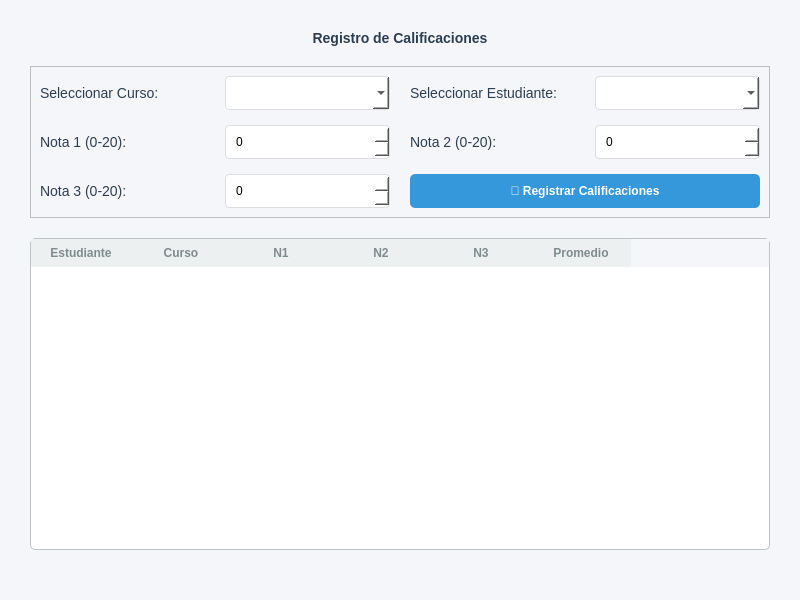
This is ui/form_notas.ui in LordFeitan/registro_notas_colegio as Qt 5 draws it before an edit. The edited form follows.
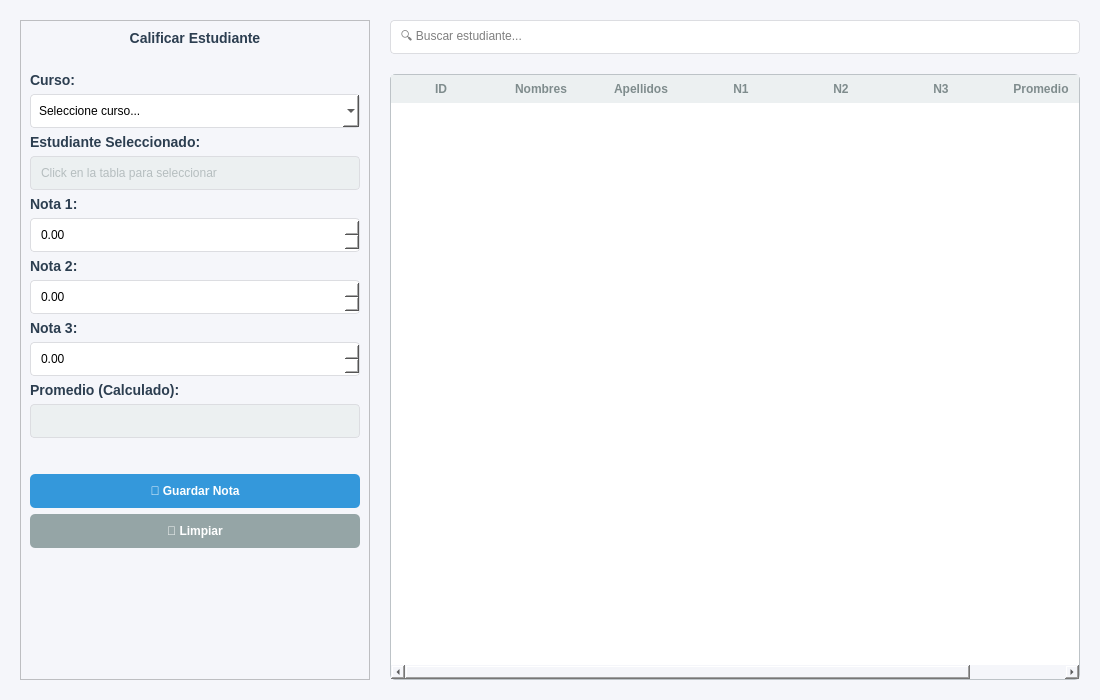
This is the edited form.

Commit message: asistencias y notas completado

Patch:
```diff
--- a/ui/form_notas.ui
+++ b/ui/form_notas.ui
@@ -6,8 +6,8 @@
    <rect>
     <x>0</x>
     <y>0</y>
-    <width>800</width>
-    <height>600</height>
+    <width>1100</width>
+    <height>700</height>
    </rect>
   </property>
   <property name="windowTitle">
@@ -21,13 +21,18 @@
 QLabel {
     color: #2c3e50;
     font-size: 14px;
+    font-weight: bold;
 }
-QLineEdit, QComboBox, QSpinBox {
+QLineEdit, QComboBox, QDoubleSpinBox {
     padding: 8px;
     border: 1px solid #dcdde1;
     border-radius: 4px;
     background-color: white;
 }
+QLineEdit:read-only {
+    background-color: #ecf0f1;
+    color: #7f8c8d;
+}
 QPushButton {
     background-color: #3498db;
     color: white;
@@ -51,35 +56,51 @@
     border: none;
     font-weight: bold;
     color: #7f8c8d;
+}
+QPushButton#btnLimpiar {
+    background-color: #95a5a6;
 }</string>
   </property>
-  <layout class="QVBoxLayout" name="verticalLayout">
+  <layout class="QHBoxLayout" name="horizontalLayout">
    <property name="spacing">
     <number>20</number>
    </property>
    <property name="leftMargin">
-    <number>30</number>
+    <number>20</number>
    </property>
    <property name="topMargin">
-    <number>30</number>
+    <number>20</number>
    </property>
    <property name="rightMargin">
-    <number>30</number>
+    <number>20</number>
    </property>
    <property name="bottomMargin">
-    <number>30</number>
+    <number>20</number>
    </property>
+   
+   <!-- LEFT PANEL: CONTROLS -->
+   <item>
+    <widget class="QFrame" name="frameLeft">
+     <property name="maximumSize">
+      <size>
+       <width>350</width>
+       <height>16777215</height>
+      </size>
+     </property>
+     <property name="frameShape">
+      <enum>QFrame::StyledPanel</enum>
+     </property>
+     <layout class="QVBoxLayout" name="verticalLayoutLeft">
    <item>
     <widget class="QLabel" name="labelTitle">
      <property name="font">
       <font>
-       <pointsize>20</pointsize>
-       <weight>75</weight>
+          <pointsize>16</pointsize>
        <bold>true</bold>
       </font>
      </property>
      <property name="text">
-      <string>Registro de Calificaciones</string>
+         <string>Calificar Estudiante</string>
      </property>
      <property name="alignment">
       <set>Qt::AlignCenter</set>
@@ -87,113 +108,204 @@
     </widget>
    </item>
    <item>
-    <widget class="QFrame" name="frameInput">
-     <property name="frameShape">
-      <enum>QFrame::StyledPanel</enum>
-     </property>
-     <property name="frameShadow">
-      <enum>QFrame::Raised</enum>
-     </property>
-     <layout class="QGridLayout" name="gridLayout">
-      <property name="horizontalSpacing">
-       <number>20</number>
-      </property>
-      <property name="verticalSpacing">
-       <number>15</number>
-      </property>
-
-      <!-- Fila 0: Curso y Estudiante -->
-      <item row="0" column="0">
+       <spacer name="verticalSpacerTop">
+        <property name="orientation">
+         <enum>Qt::Vertical</enum>
+        </property>
+        <property name="sizeType">
+         <enum>QSizePolicy::Fixed</enum>
+        </property>
+        <property name="sizeHint" stdset="0">
+         <size>
+          <width>20</width>
+          <height>20</height>
+         </size>
+        </property>
+       </spacer>
+      </item>
+      
+      <item>
        <widget class="QLabel" name="labelCurso">
         <property name="text">
-         <string>Seleccionar Curso:</string>
+         <string>Curso:</string>
         </property>
        </widget>
       </item>
-      <item row="0" column="1">
-       <widget class="QComboBox" name="comboCurso"/>
+      <item>
+       <widget class="QComboBox" name="comboCurso">
+        <property name="placeholderText">
+         <string>Seleccione curso...</string>
+        </property>
+       </widget>
       </item>
-      <item row="0" column="2">
+      
+      <item>
        <widget class="QLabel" name="labelEstudiante">
         <property name="text">
-         <string>Seleccionar Estudiante:</string>
+         <string>Estudiante Seleccionado:</string>
         </property>
        </widget>
       </item>
-      <item row="0" column="3">
-       <widget class="QComboBox" name="comboEstudiante"/>
+      <item>
+       <widget class="QLineEdit" name="inputEstudiante">
+        <property name="readOnly">
+         <bool>true</bool>
+        </property>
+        <property name="placeholderText">
+         <string>Click en la tabla para seleccionar</string>
+        </property>
+       </widget>
       </item>
-
-      <!-- Fila 1: Notas -->
-      <item row="1" column="0">
-       <widget class="QLabel" name="labelNota1">
+      
+      <item>
+       <widget class="QLabel" name="labelN1">
         <property name="text">
-         <string>Nota 1 (0-20):</string>
+         <string>Nota 1:</string>
         </property>
        </widget>
       </item>
-      <item row="1" column="1">
-       <widget class="QSpinBox" name="spinNota1">
+      <item>
+       <widget class="QDoubleSpinBox" name="spinN1">
         <property name="maximum">
-         <number>20</number>
+         <double>20.0</double>
         </property>
        </widget>
       </item>
       
-      <item row="1" column="2">
-       <widget class="QLabel" name="labelNota2">
+      <item>
+       <widget class="QLabel" name="labelN2">
         <property name="text">
-         <string>Nota 2 (0-20):</string>
+         <string>Nota 2:</string>
         </property>
        </widget>
       </item>
-      <item row="1" column="3">
-       <widget class="QSpinBox" name="spinNota2">
+      <item>
+       <widget class="QDoubleSpinBox" name="spinN2">
         <property name="maximum">
-         <number>20</number>
+         <double>20.0</double>
         </property>
        </widget>
       </item>
       
-      <item row="2" column="0">
-       <widget class="QLabel" name="labelNota3">
+      <item>
+       <widget class="QLabel" name="labelN3">
         <property name="text">
-         <string>Nota 3 (0-20):</string>
+         <string>Nota 3:</string>
         </property>
        </widget>
       </item>
-      <item row="2" column="1">
-       <widget class="QSpinBox" name="spinNota3">
+      <item>
+       <widget class="QDoubleSpinBox" name="spinN3">
         <property name="maximum">
-         <number>20</number>
+         <double>20.0</double>
         </property>
        </widget>
       </item>
-
-      <!-- Boton Registrar -->
-      <item row="2" column="2" colspan="2">
-       <widget class="QPushButton" name="btnRegistrar">
+      
+      <item>
+       <widget class="QLabel" name="labelPromedio">
         <property name="text">
-         <string>💾 Registrar Calificaciones</string>
+         <string>Promedio (Calculado):</string>
         </property>
        </widget>
       </item>
+      <item>
+       <widget class="QLineEdit" name="inputPromedio">
+        <property name="readOnly">
+         <bool>true</bool>
+        </property>
+        <property name="alignment">
+         <set>Qt::AlignCenter</set>
+        </property>
+        <property name="styleSheet">
+         <string>font-weight: bold; background-color: #ecf0f1;</string>
+        </property>
+       </widget>
+      </item>
+      
+      <item>
+       <spacer name="verticalSpacerButtons">
+        <property name="orientation">
+         <enum>Qt::Vertical</enum>
+        </property>
+        <property name="sizeType">
+         <enum>QSizePolicy::Fixed</enum>
+        </property>
+        <property name="sizeHint" stdset="0">
+         <size>
+          <width>20</width>
+          <height>30</height>
+         </size>
+        </property>
+       </spacer>
+      </item>
+      
+      <item>
+       <widget class="QPushButton" name="btnGuardar">
+        <property name="cursor">
+         <cursorShape>PointingHandCursor</cursorShape>
+        </property>
+        <property name="text">
+         <string>💾 Guardar Nota</string>
+        </property>
+       </widget>
+      </item>
+      <item>
+       <widget class="QPushButton" name="btnLimpiar">
+        <property name="cursor">
+         <cursorShape>PointingHandCursor</cursorShape>
+        </property>
+        <property name="text">
+         <string>🧹 Limpiar</string>
+        </property>
+       </widget>
+      </item>
+      
+      <item>
+       <spacer name="verticalSpacer">
+        <property name="orientation">
+         <enum>Qt::Vertical</enum>
+        </property>
+        <property name="sizeHint" stdset="0">
+         <size>
+          <width>20</width>
+          <height>40</height>
+         </size>
+        </property>
+       </spacer>
+      </item>
      </layout>
     </widget>
+   </item> <!-- End Left Panel -->
+   
+   <!-- RIGHT PANEL: TABLE -->
+   <item>
+    <layout class="QVBoxLayout" name="verticalLayoutRight">
+     <item>
+      <widget class="QLineEdit" name="inputBuscar">
+       <property name="placeholderText">
+        <string>🔍 Buscar estudiante...</string>
+       </property>
+      </widget>
    </item>
    <item>
     <widget class="QTableWidget" name="tableNotas">
      <property name="columnCount">
-      <number>6</number> <!-- ID, Curso, N1, N2, N3, Promedio -->
+        <number>7</number>
      </property>
      <column>
       <property name="text">
-       <string>Estudiante</string>
+         <string>ID</string>
       </property>
      </column>
      <column>
       <property name="text">
-       <string>Curso</string>
+         <string>Nombres</string>
+        </property>
+       </column>
+       <column>
+        <property name="text">
+         <string>Apellidos</string>
       </property>
      </column>
      <column>
@@ -217,21 +329,6 @@
       </property>
      </column>
     </widget>
-   </item>
-   <item>
-    <layout class="QHBoxLayout" name="horizontalLayout">
-     <item>
-      <spacer name="horizontalSpacer">
-       <property name="orientation">
-        <enum>Qt::Horizontal</enum>
-       </property>
-       <property name="sizeHint" stdset="0">
-        <size>
-         <width>40</width>
-         <height>20</height>
-        </size>
-       </property>
-      </spacer>
      </item>
     </layout>
    </item>
```
Left out of the diff: 6 changed lines with no effect on the pictures. Lines whose indentation alone changed are shown as unchanged. The commit also changes 7 other files.
